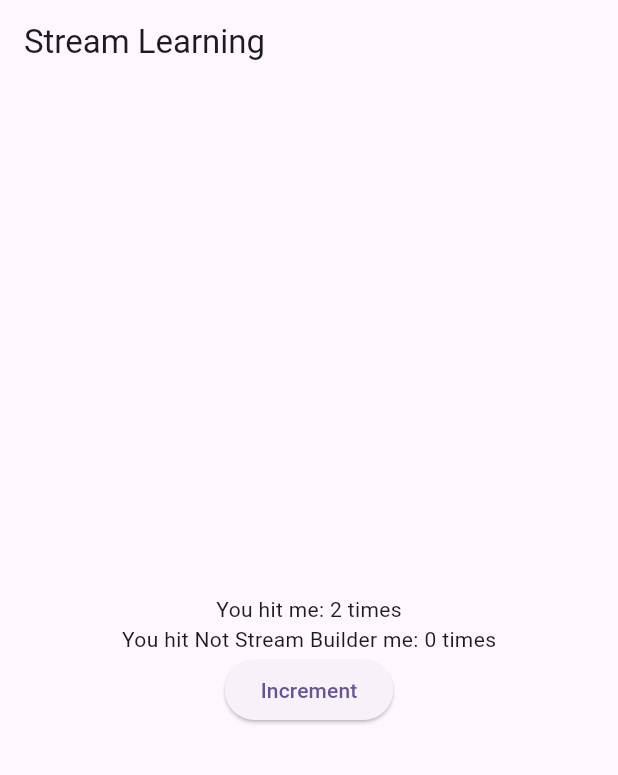
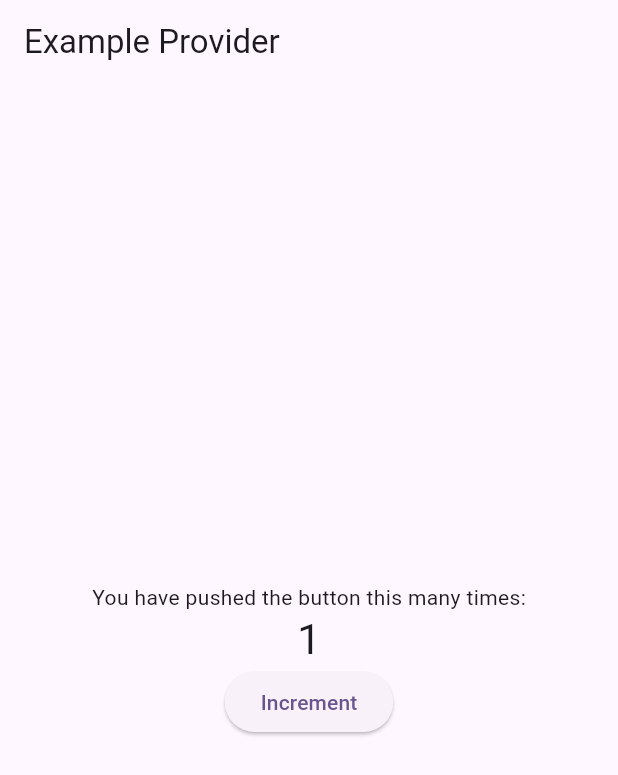
Before and after one commit to pavankumar-comtek/learning, a Flutter app: the screen it shows after launch, after a tap on "Increment", on a phone screen of 412 x 824 dp. Shown: the top 775 px of the screen. Run offline on Flutter 3.47's test engine with Material 3 defaults, Android fonts, the phone set to English and light mode, and no system bars; our stand-ins replace geolocator, go_router, google_fonts.

Commit message:
Provider

```diff
--- a/lib/main.dart
+++ b/lib/main.dart
@@ -1,7 +1,7 @@
 import 'package:flutter/material.dart';
 import 'package:learning/routes/app_routes.dart';
-import 'package:learning/signup_screen.dart';
-import 'package:learning/stopwatch.dart';
+import 'package:learning/screens/signup_screen.dart';
+import 'package:learning/screens/stopwatch.dart';
 
 void main() {
   runApp(const MyApp());
@@ -48,6 +48,7 @@ class MyApp extends StatelessWidget {
       ),
       //it will have access to all routes in the app.
       routerConfig: AppRoutes.routes,
+
     );
   }
 }
--- /dev/null
+++ b/lib/providers/example_provider.dart
@@ -0,0 +1,20 @@
+
+import 'package:flutter/material.dart';
+
+///ChangeNotifier
+///It indicates a class that can used for writing business logic and manage data using provider.
+///ChangeNotifierProvider
+///It creates an instance of specified ChangeNotifier Class to provider access to its data and logic.
+///Consumer
+///It is a widget that listens to the changes in the ChangeNotifier class and rebuilds the widget tree when the data changes.
+
+
+class ExampleProvider extends ChangeNotifier{
+  int counter = 0;
+
+  void incrementCounter(){
+    counter++;
+    //Similar to setState() in Stateful widget but it only updated the widget which is listening.
+    notifyListeners();
+  }
+}
--- a/lib/routes/app_routes.dart
+++ b/lib/routes/app_routes.dart
@@ -5,8 +5,9 @@ import 'package:learning/screens/dialog_screen.dart';
 import 'package:learning/screens/google_books_screen.dart';
 import 'package:learning/screens/learning_stream.dart';
 import 'package:learning/screens/location_screen.dart';
-import 'package:learning/signup_screen.dart';
-import 'package:learning/stateful_basics.dart';
+import 'package:learning/screens/provider_screen.dart';
+import 'package:learning/screens/signup_screen.dart';
+import 'package:learning/screens/stateful_basics.dart';
 
 class AppRoutes {
   //GoRouter
@@ -23,8 +24,9 @@ class AppRoutes {
           builder: (context, state) {
             // return StopWatch();
             //return BookDataScreen();
-            //return GoogleBooksScreen();
-            return StreamLearning();
+            // return GoogleBooksScreen();
+            return ExampleProviderScreen();
+            //return StreamLearning();
           },
         ),
         GoRoute(
--- a/lib/favourite_page.dart
+++ b/lib/screens/favourite_page.dart
@@ -2,7 +2,7 @@ import 'dart:async';
 
 import 'package:flutter/material.dart';
 import 'package:google_fonts/google_fonts.dart';
-import 'package:learning/favourites_model.dart';
+import 'package:learning/models/favourites_model.dart';
 
 class FavouriteModules extends StatefulWidget {
   FavouriteModules({super.key});
--- a/lib/screens/google_books_screen.dart
+++ b/lib/screens/google_books_screen.dart
@@ -1,6 +1,4 @@
 import 'package:flutter/material.dart';
-import 'package:flutter/widgets.dart';
-import 'package:http/http.dart';
 import 'package:learning/models/volume_response.dart';
 import 'package:learning/repository/api.dart';
 
--- /dev/null
+++ b/lib/screens/provider_screen.dart
@@ -0,0 +1,50 @@
+import 'package:flutter/material.dart';
+import 'package:learning/providers/example_provider.dart';
+import 'package:provider/provider.dart';
+
+class ExampleProviderScreen extends StatefulWidget {
+  const ExampleProviderScreen({super.key});
+
+  @override
+  State<ExampleProviderScreen> createState() => _ExampleProviderScreenState();
+}
+
+class _ExampleProviderScreenState extends State<ExampleProviderScreen> {
+  @override
+  Widget build(BuildContext context) {
+    return Scaffold(
+      appBar: AppBar(
+        title: const Text("Example Provider"),
+      ),
+
+      //ChangeNotifierProvider is parent widget that provides access to the data and logic of the ChangeNotifier class.
+      body: ChangeNotifierProvider(
+        create: (context) => ExampleProvider(),
+        //Consumer is child which has access to properties of its parent widget.
+        child: Center(
+          child: Consumer<ExampleProvider>(
+            builder: (context, provider, child) {
+              return Column(
+                mainAxisAlignment: MainAxisAlignment.center,
+                children: <Widget>[
+                  const Text(
+                    'You have pushed the button this many times:',
+                  ),
+                  Text(
+                    '${provider.counter}',
+                    style: Theme.of(context).textTheme.headline4,
+                  ),
+                  ElevatedButton(
+                      onPressed: () {
+                        provider.incrementCounter();
+                      },
+                      child: const Text("Increment"))
+                ],
+              );
+            },
+          ),
+        ),
+      ),
+    );
+  }
+}
--- a/pubspec.yaml
+++ b/pubspec.yaml
@@ -38,6 +38,7 @@ dependencies:
   google_fonts: ^6.1.0
   http: ^1.2.1
   geolocator: ^11.0.0
+  provider: ^6.1.2
 
 
 dev_dependencies:
```
Also changed, not shown: lib/screens/stateful_basics.dart (renamed from lib/stateful_basics.dart, +8 -1 lines), lib/models/favourites_model.dart (renamed from lib/favourites_model.dart), lib/screens/signup_screen.dart (renamed from lib/signup_screen.dart), lib/screens/stateful_learning.dart (renamed from lib/stateful_learning.dart), lib/screens/stopwatch.dart (renamed from lib/stopwatch.dart), pubspec.lock.
